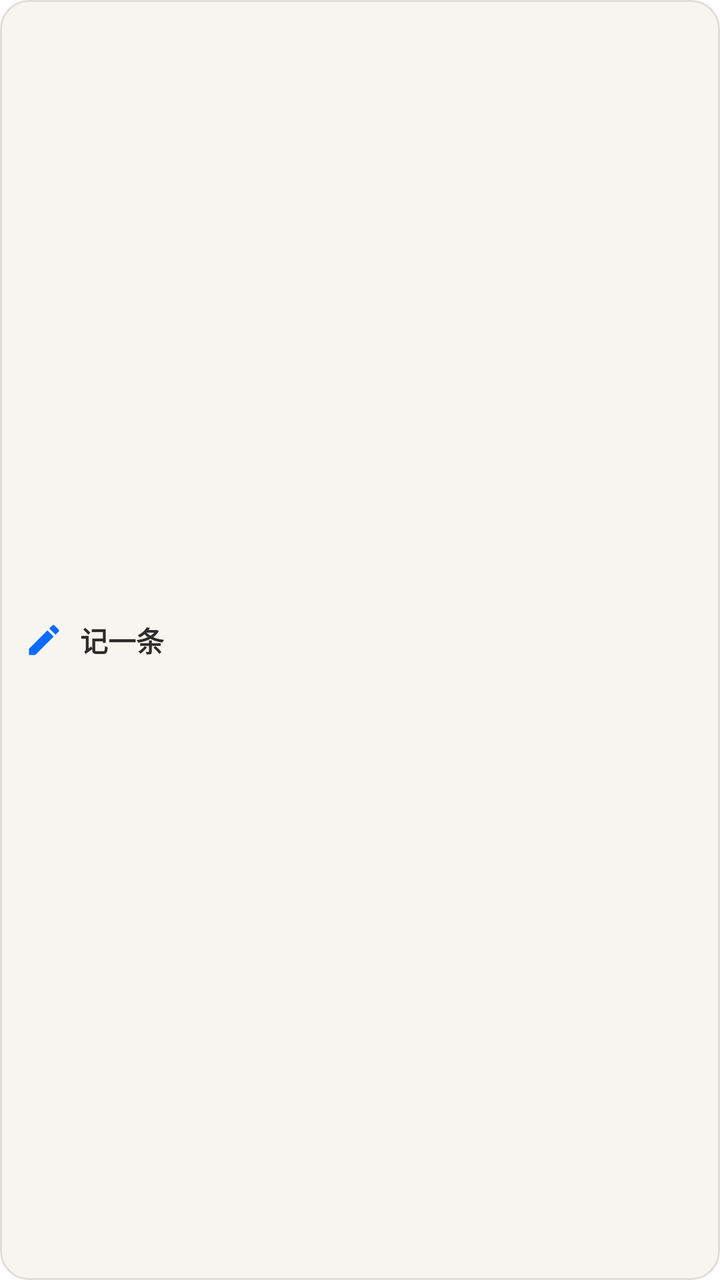
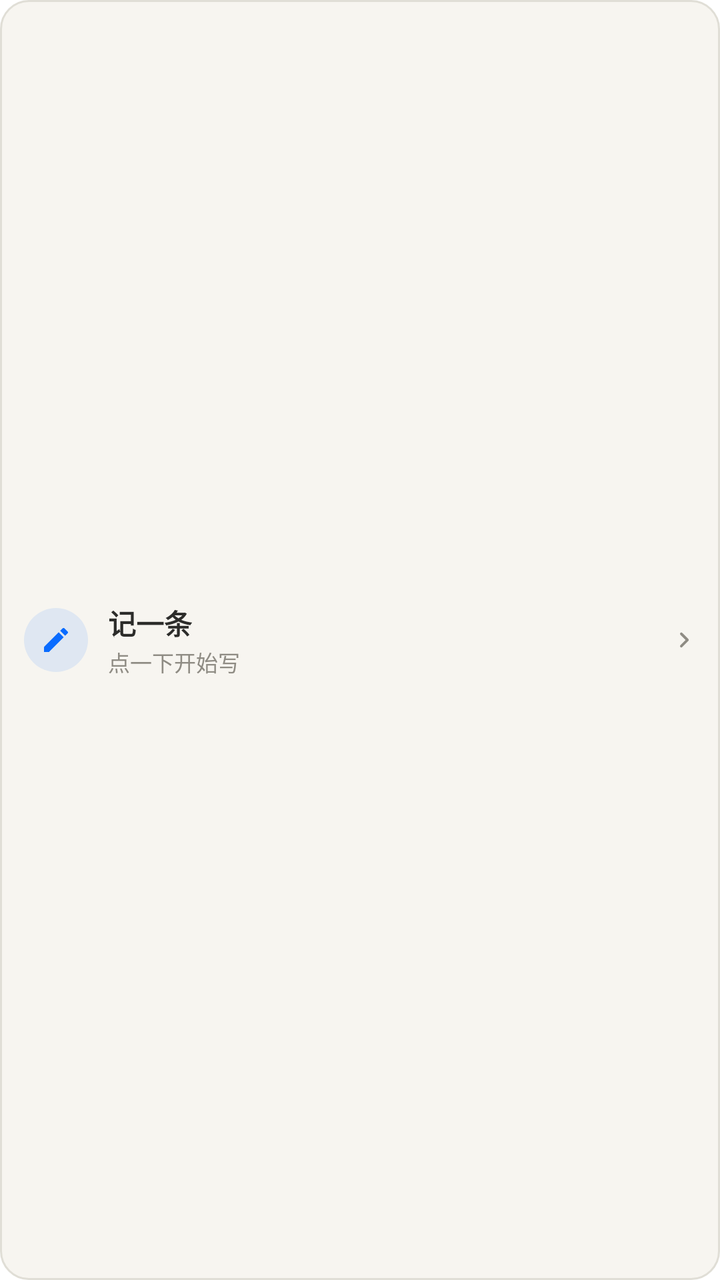

Compare the two renders of this Android layout. The source of the first and the diff that turns it into the second are given below.
<!-- AndroidManifest.xml: fallback theme Theme.MaterialComponents.DayNight.NoActionBar -->
<!-- res/layout/widget_new_note.xml -->
<?xml version="1.0" encoding="utf-8"?>
<LinearLayout xmlns:android="http://schemas.android.com/apk/res/android"
    android:id="@+id/widget_root"
    android:layout_width="match_parent"
    android:layout_height="match_parent"
    android:background="@drawable/widget_new_note_bg"
    android:gravity="center_vertical"
    android:orientation="horizontal"
    android:paddingStart="12dp"
    android:paddingEnd="12dp"
    android:paddingTop="6dp"
    android:paddingBottom="6dp">

    <ImageView
        android:layout_width="20dp"
        android:layout_height="20dp"
        android:contentDescription="@null"
        android:src="@drawable/widget_new_note_icon" />

    <TextView
        android:layout_width="0dp"
        android:layout_height="wrap_content"
        android:layout_marginStart="8dp"
        android:layout_weight="1"
        android:ellipsize="end"
        android:maxLines="1"
        android:text="@string/widget_new_note_title"
        android:textColor="@color/widget_text"
        android:textSize="14sp"
        android:textStyle="bold" />

</LinearLayout>
<!-- resources referenced by this layout -->
<resources>
  <color name="widget_text">#2C2C2A</color>
  <!-- drawable widget_new_note_bg (drawable) -->
  <?xml version="1.0" encoding="utf-8"?>
  <shape xmlns:android="http://schemas.android.com/apk/res/android"
      android:shape="rectangle">
      <solid android:color="@color/widget_bg" />
      <corners android:radius="14dp" />
      <stroke
          android:width="1dp"
          android:color="@color/widget_border" />
  </shape>
  <!-- drawable widget_new_note_icon (drawable) -->
  <?xml version="1.0" encoding="utf-8"?>
  <vector xmlns:android="http://schemas.android.com/apk/res/android"
      android:width="24dp"
      android:height="24dp"
      android:viewportWidth="24"
      android:viewportHeight="24">
      <path
          android:fillColor="@color/widget_accent"
          android:pathData="M3,17.25V21h3.75L17.81,9.94l-3.75,-3.75L3,17.25zM20.71,7.04c0.39,-0.39 0.39,-1.02 0,-1.41l-2.34,-2.34a0.9959,0.9959 0,0 0,-1.41 0l-1.83,1.83 3.75,3.75 1.83,-1.83z" />
  </vector>
  <string name="widget_new_note_title">记一条</string>
  <color name="widget_bg">#F7F5F0</color>
  <color name="widget_border">#E0DED6</color>
  <color name="widget_accent">#0A6CFF</color>
</resources>

<!-- the commit's change to res/layout/widget_new_note.xml (unified diff, before → after) -->
@@ -7,26 +7,56 @@
     android:gravity="center_vertical"
     android:orientation="horizontal"
     android:paddingStart="12dp"
-    android:paddingEnd="12dp"
-    android:paddingTop="6dp"
-    android:paddingBottom="6dp">
+    android:paddingEnd="10dp"
+    android:paddingTop="8dp"
+    android:paddingBottom="8dp">
+
+    <FrameLayout
+        android:layout_width="32dp"
+        android:layout_height="32dp"
+        android:background="@drawable/widget_icon_circle">
+
+        <ImageView
+            android:layout_width="16dp"
+            android:layout_height="16dp"
+            android:layout_gravity="center"
+            android:contentDescription="@null"
+            android:src="@drawable/widget_new_note_icon" />
+    </FrameLayout>
+
+    <LinearLayout
+        android:layout_width="0dp"
+        android:layout_height="wrap_content"
+        android:layout_marginStart="10dp"
+        android:layout_weight="1"
+        android:orientation="vertical">
+
+        <TextView
+            android:layout_width="wrap_content"
+            android:layout_height="wrap_content"
+            android:ellipsize="end"
+            android:maxLines="1"
+            android:text="@string/widget_new_note_title"
+            android:textColor="@color/widget_text"
+            android:textSize="14sp"
+            android:textStyle="bold" />
+
+        <TextView
+            android:layout_width="wrap_content"
+            android:layout_height="wrap_content"
+            android:layout_marginTop="1dp"
+            android:ellipsize="end"
+            android:maxLines="1"
+            android:text="@string/widget_new_note_hint"
+            android:textColor="@color/widget_sub"
+            android:textSize="11sp" />
+    </LinearLayout>
 
     <ImageView
-        android:layout_width="20dp"
-        android:layout_height="20dp"
+        android:layout_width="16dp"
+        android:layout_height="16dp"
+        android:layout_marginStart="4dp"
         android:contentDescription="@null"
-        android:src="@drawable/widget_new_note_icon" />
-
-    <TextView
-        android:layout_width="0dp"
-        android:layout_height="wrap_content"
-        android:layout_marginStart="8dp"
-        android:layout_weight="1"
-        android:ellipsize="end"
-        android:maxLines="1"
-        android:text="@string/widget_new_note_title"
-        android:textColor="@color/widget_text"
-        android:textSize="14sp"
-        android:textStyle="bold" />
+        android:src="@drawable/widget_chevron" />
 
 </LinearLayout>
<!-- resource entries referenced after the edit -->
@@ -1,6 +1,24 @@
 <!-- resources referenced by this layout -->
 <resources>
+  <color name="widget_sub">#8F8C84</color>
   <color name="widget_text">#2C2C2A</color>
+  <!-- drawable widget_chevron (drawable) -->
+  <?xml version="1.0" encoding="utf-8"?>
+  <vector xmlns:android="http://schemas.android.com/apk/res/android"
+      android:width="16dp"
+      android:height="16dp"
+      android:viewportWidth="24"
+      android:viewportHeight="24">
+      <path
+          android:fillColor="@color/widget_sub"
+          android:pathData="M9.29,6.71a.996,.996 0 0 0,0 1.41L13.17,12l-3.88,3.88a.996,.996 0 1 0,1.41,1.41l4.59,-4.59a.996,.996 0 0 0,0 -1.41L10.7,6.7a.996,.996 0 0 0,-1.41 0z" />
+  </vector>
+  <!-- drawable widget_icon_circle (drawable) -->
+  <?xml version="1.0" encoding="utf-8"?>
+  <shape xmlns:android="http://schemas.android.com/apk/res/android"
+      android:shape="oval">
+      <solid android:color="@color/widget_icon_bg" />
+  </shape>
   <!-- drawable widget_new_note_bg (drawable) -->
   <?xml version="1.0" encoding="utf-8"?>
   <shape xmlns:android="http://schemas.android.com/apk/res/android"
@@ -22,7 +40,9 @@
           android:fillColor="@color/widget_accent"
           android:pathData="M3,17.25V21h3.75L17.81,9.94l-3.75,-3.75L3,17.25zM20.71,7.04c0.39,-0.39 0.39,-1.02 0,-1.41l-2.34,-2.34a0.9959,0.9959 0,0 0,-1.41 0l-1.83,1.83 3.75,3.75 1.83,-1.83z" />
   </vector>
+  <string name="widget_new_note_hint">点一下开始写</string>
   <string name="widget_new_note_title">记一条</string>
+  <color name="widget_icon_bg">#1A0A6CFF</color>
   <color name="widget_bg">#F7F5F0</color>
   <color name="widget_border">#E0DED6</color>
   <color name="widget_accent">#0A6CFF</color>
